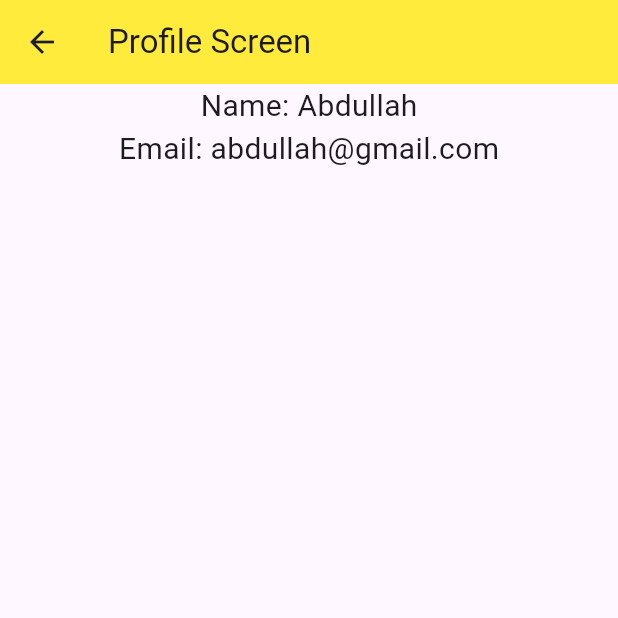
After one commit to AbRehman536/batch_2_flutter, a Flutter app: the screen it shows after launch, after a tap on "Go to Get Screen", on a phone screen of 412 x 824 dp, the top half of it. The commit adds this screen. Run offline on Flutter 3.47's test engine with Material 3 defaults, Android fonts, the phone set to English and light mode, and no system bars; our stand-ins replace carousel_slider, device_preview, pinput, smooth_page_indicator.

Commit message:
Parameters and Provider Done

```diff
--- /dev/null
+++ b/lib/extra/parameters/get_screen.dart
@@ -0,0 +1,34 @@
+import 'package:flutter/material.dart';
+
+class GetScreen extends StatelessWidget {
+  final String name;
+  final String email;
+  const GetScreen({super.key, required this.name, required this.email});
+
+  @override
+  Widget build(BuildContext context) {
+    return Scaffold(
+      appBar: AppBar(
+        title: Text("Get Screen"),
+        backgroundColor: Colors.yellow,
+        //leading: Icon(Icons.arrow_back_ios_new),
+      ),
+      body: Center(
+        child: Column(
+          children: [
+            Text("Name: $name",
+              style: TextStyle(fontSize: 20),),
+            Text("Email: $email",
+              style: TextStyle(fontSize: 20),),
+            ElevatedButton(onPressed: (){
+              Navigator.push(context, MaterialPageRoute(builder: (context)=> GetScreen(
+                  name : name,
+                  email : email
+              )));
+            }, child: Text("Go to Get Screen")),
+          ],
+        ),
+      ),
+    );
+  }
+}
--- /dev/null
+++ b/lib/extra/provider/profile.dart
@@ -0,0 +1,30 @@
+import 'package:batch_2/extra/provider/user.dart';
+import 'package:flutter/material.dart';
+import 'package:provider/provider.dart';
+
+class Profile extends StatelessWidget {
+
+  const Profile({super.key,});
+
+  @override
+  Widget build(BuildContext context) {
+    var userProvider = Provider.of<UserProvider>(context);
+    return Scaffold(
+      appBar: AppBar(
+        title: Text("Profile Screen"),
+        backgroundColor: Colors.yellow,
+        //leading: Icon(Icons.arrow_back_ios_new),
+      ),
+      body: Center(
+        child: Column(
+          children: [
+            Text("Name: ${userProvider.getName().toString()}",
+              style: TextStyle(fontSize: 20),),
+            Text("Email: ${userProvider.getEmail().toString()}",
+              style: TextStyle(fontSize: 20),),
+          ],
+        ),
+      ),
+    );
+  }
+}
--- /dev/null
+++ b/lib/extra/provider/reg.dart
@@ -0,0 +1,27 @@
+import 'package:batch_2/extra/parameters/get_screen.dart';
+import 'package:batch_2/extra/provider/profile.dart';
+import 'package:batch_2/extra/provider/user.dart';
+import 'package:flutter/material.dart';
+import 'package:provider/provider.dart';
+
+class RegScreen extends StatelessWidget {
+  const RegScreen({super.key});
+
+  @override
+  Widget build(BuildContext context) {
+    var userProvider = Provider.of<UserProvider>(context);
+    return Scaffold(
+      appBar: AppBar(
+        title: Text("Reg Screen"),
+        backgroundColor: Colors.blue,
+      ),
+      body: Center(
+        child: ElevatedButton(onPressed: (){
+          userProvider.setName("Abdullah");
+          userProvider.setEmail("abdullah@gmail.com");
+          Navigator.push(context, MaterialPageRoute(builder: (context)=> Profile()));
+        }, child: Text("Go to Get Screen")),
+      ),
+    );
+  }
+}
--- /dev/null
+++ b/lib/extra/provider/user.dart
@@ -0,0 +1,23 @@
+import 'package:flutter/widgets.dart';
+
+class UserProvider extends ChangeNotifier{
+
+  String name = "";
+  String email = "";
+
+  ///set Name
+  void setName(String val){
+    name = val;
+    notifyListeners();
+  }
+  ///set Email
+  void setEmail(String val){
+    email = val;
+    notifyListeners();
+  }
+
+  ///get Name
+  String getName() => name;
+  ///get Email
+  String getEmail() => email;
+}
--- a/lib/main.dart
+++ b/lib/main.dart
@@ -1,6 +1,10 @@
 
+import 'package:batch_2/extra/animations.dart';
 import 'package:batch_2/extra/date_time_picker.dart';
 import 'package:batch_2/extra/onBoardingScreen.dart';
+import 'package:batch_2/extra/parameters/create_screen.dart';
+import 'package:batch_2/extra/provider/reg.dart';
+import 'package:batch_2/extra/provider/user.dart';
 import 'package:batch_2/extra/settings.dart';
 import 'package:batch_2/extra/tab_bar.dart';
 import 'package:batch_2/screens/auth_screens/login_screen.dart';
@@ -14,12 +18,16 @@ import 'package:batch_2/screens/start_screens/on_Boarding.dart';
 import 'package:batch_2/screens/start_screens/splash_screen.dart';
 import 'package:flutter/material.dart';
 import 'package:device_preview/device_preview.dart';
+import 'package:provider/provider.dart';
 
 void main() {
   runApp(
     DevicePreview(
       enabled: true,
-      builder: (context) => const MyApp(),
+      builder: (context) => MultiProvider(providers: [
+        ChangeNotifierProvider(create: (context) => UserProvider())
+      ],
+      child: const MyApp()),
     ),
   );
 }
@@ -44,7 +52,7 @@ class MyApp extends StatelessWidget {
         useMaterial3: true,
       ),
 
-      home: SettingsScreen(),
+      home: RegScreen(),
     );
   }
 }
--- a/pubspec.yaml
+++ b/pubspec.yaml
@@ -40,6 +40,7 @@ dependencies:
   intl: ^0.20.3
   carousel_slider: ^5.1.2
   pinput: ^7.0.0
+  provider:
 
 dev_dependencies:
   flutter_test:
```
Also changed, not shown: lib/extra/animations.dart (added, +125 -0 lines), lib/extra/parameters/create_screen.dart (added, +24 -0 lines), pubspec.lock, 1 other file.
